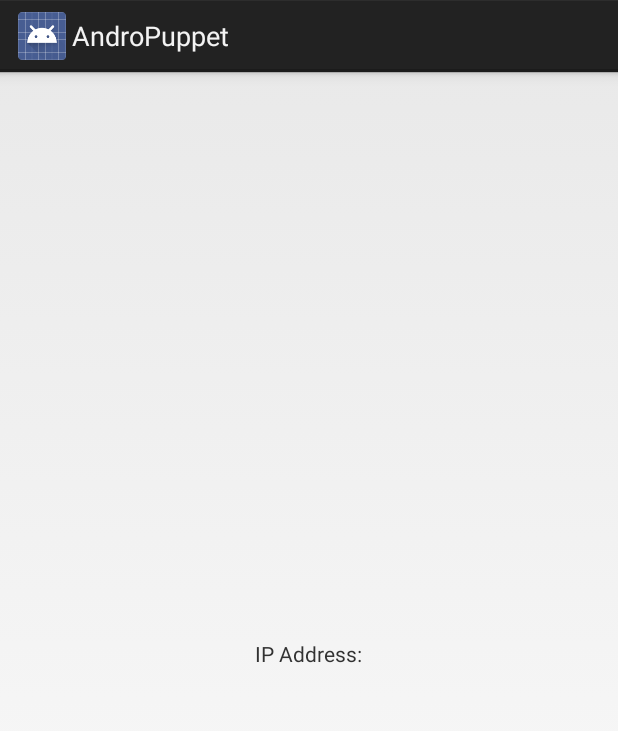
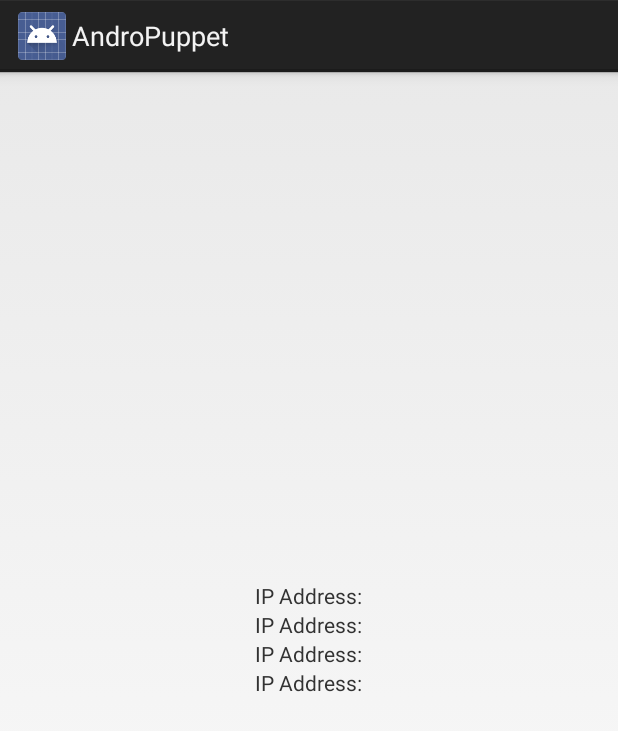
Before and after one commit to l50/ViewComponent, an Android app: the layout client_settings_layout.xml on its own in the app's theme, with its tools: preview values and no code run, on a phone screen of 412 x 824 dp. Shown: the top 731 px of the screen. Run offline under Robolectric (Android 15) with nearby library versions, the phone set to English and light mode, and no system bars.

Commit message:
Add the rest of client network info
All network information required by the client as been added

```diff
--- a/app/src/main/res/layout/client_settings_layout.xml
+++ b/app/src/main/res/layout/client_settings_layout.xml
@@ -7,7 +7,33 @@
         android:id="@+id/clientip"
         android:layout_width="wrap_content"
         android:layout_height="wrap_content"
-        android:layout_centerHorizontal="true"
+        android:text="@string/ip_addr"
+        android:layout_above="@+id/clientnetmask"
+        android:layout_alignLeft="@+id/clientgw"
+        android:layout_alignStart="@+id/clientgw"/>
+
+    <TextView
+        android:id="@+id/clientnetmask"
+        android:layout_width="wrap_content"
+        android:layout_height="wrap_content"
+        android:text="@string/ip_addr"
+        android:layout_above="@+id/clientgw"
+        android:layout_alignLeft="@+id/clientip"
+        android:layout_alignStart="@+id/clientip"/>
+
+    <TextView
+        android:id="@+id/clientgw"
+        android:layout_width="wrap_content"
+        android:layout_height="wrap_content"
+        android:text="@string/ip_addr"
         android:layout_centerVertical="true"
-        android:text="@string/ip_addr"/>
+        android:layout_centerHorizontal="true"/>
+
+    <TextView
+        android:id="@+id/clientdns"
+        android:layout_width="wrap_content"
+        android:layout_height="wrap_content"
+        android:text="@string/ip_addr"
+        android:layout_below="@+id/clientgw"
+        android:layout_centerHorizontal="true"/>
 </RelativeLayout>
```
Also changed, not shown: app/src/main/java/info/teamgrinnich/slidemenu/MainActivity.java (+29 -8 lines).
